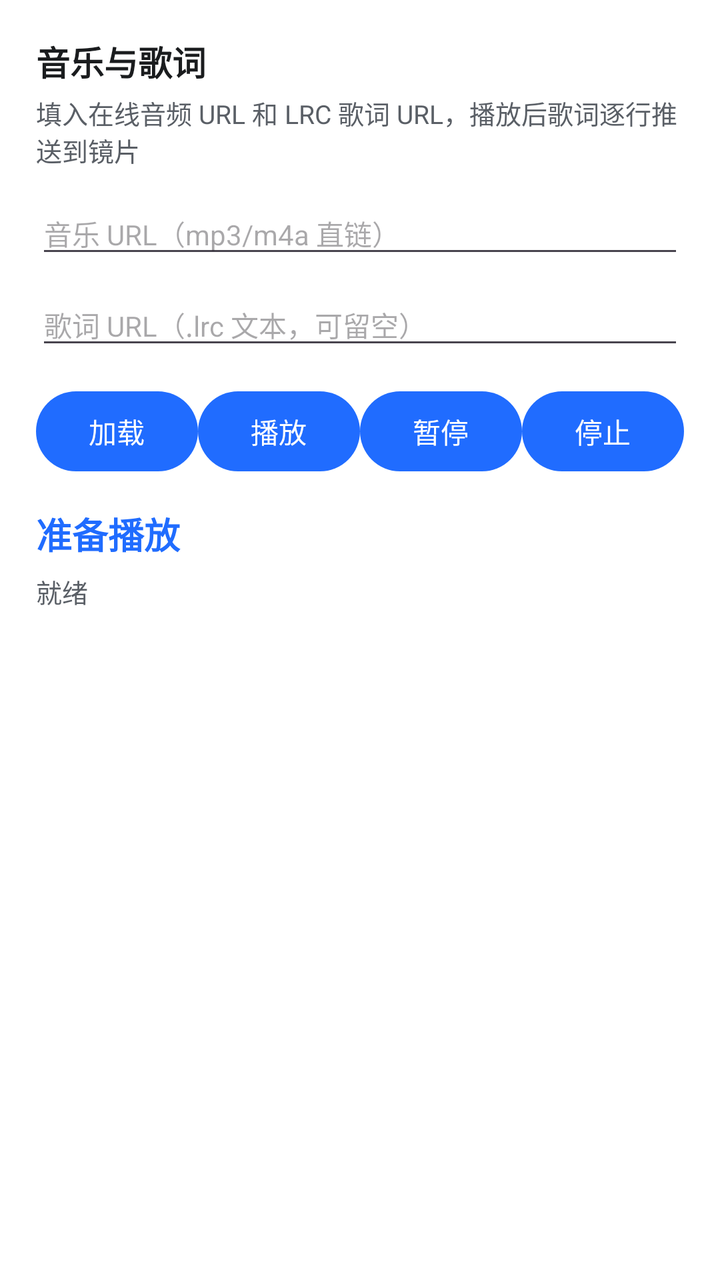
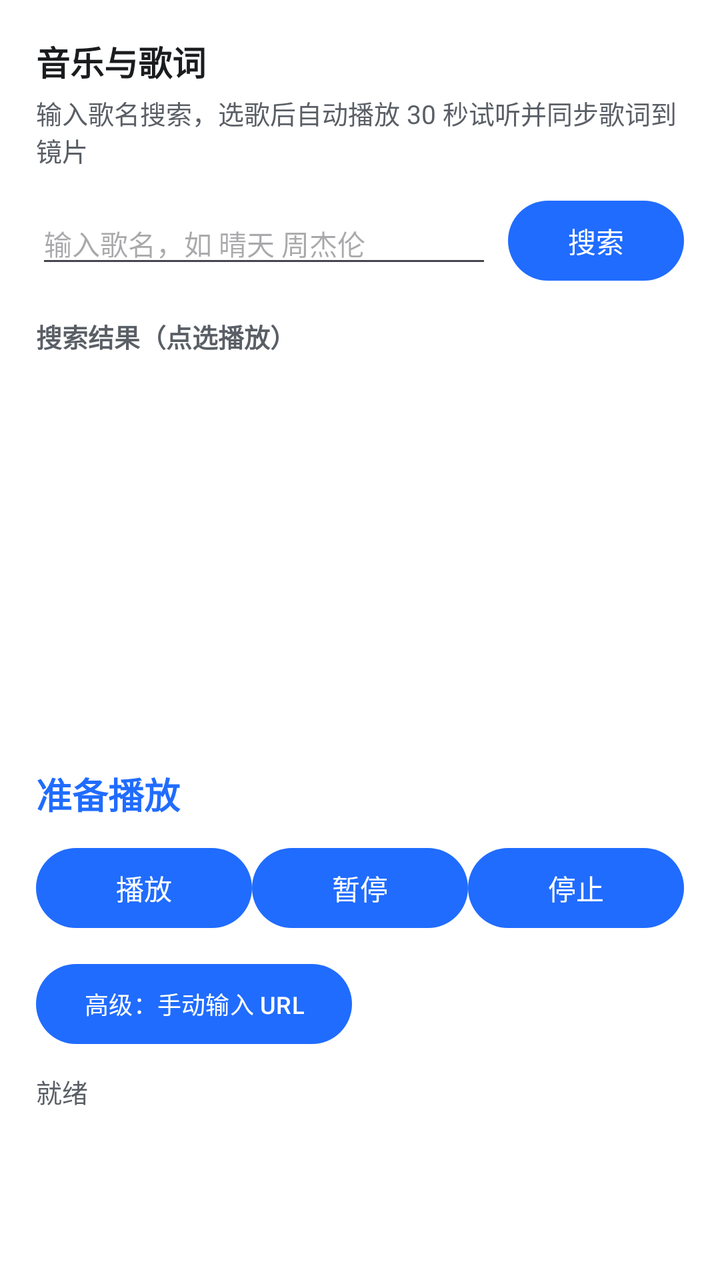

Screens rendered from an Android XML layout before and after an edit, with the pre-edit source and the edit as a unified diff.
<!-- AndroidManifest.xml: application theme Theme.Myvu -->
<!-- res/layout/feature_music_lyrics.xml -->
<?xml version="1.0" encoding="utf-8"?>
<LinearLayout xmlns:android="http://schemas.android.com/apk/res/android"
    android:layout_width="match_parent"
    android:layout_height="wrap_content"
    android:orientation="vertical"
    android:padding="18dp"
    android:background="?attr/colorSurface">

    <TextView
        android:layout_width="match_parent"
        android:layout_height="wrap_content"
        android:text="@string/music_feature_title"
        android:textStyle="bold"
        android:textSize="17sp"
        android:textColor="?attr/colorOnSurface" />

    <TextView
        android:layout_width="match_parent"
        android:layout_height="wrap_content"
        android:layout_marginTop="4dp"
        android:text="@string/music_feature_hint"
        android:textSize="13sp"
        android:textColor="?attr/colorOnSurfaceVariant" />

    <EditText
        android:id="@+id/txtMusicUrl"
        android:layout_width="match_parent"
        android:layout_height="wrap_content"
        android:layout_marginTop="12dp"
        android:hint="@string/music_url_hint"
        android:inputType="textUri"
        android:maxLines="1"
        android:textSize="14sp" />

    <EditText
        android:id="@+id/txtLyricsUrl"
        android:layout_width="match_parent"
        android:layout_height="wrap_content"
        android:layout_marginTop="8dp"
        android:hint="@string/lyrics_url_hint"
        android:inputType="textUri"
        android:maxLines="1"
        android:textSize="14sp" />

    <LinearLayout
        android:layout_width="match_parent"
        android:layout_height="wrap_content"
        android:layout_marginTop="12dp"
        android:orientation="horizontal">

        <Button android:id="@+id/btnLoadTrack"
            android:layout_width="0dp" android:layout_weight="1"
            android:layout_height="wrap_content" android:text="@string/load" />
        <Button android:id="@+id/btnPlay"
            android:layout_width="0dp" android:layout_weight="1"
            android:layout_height="wrap_content" android:text="@string/play" />
        <Button android:id="@+id/btnPause"
            android:layout_width="0dp" android:layout_weight="1"
            android:layout_height="wrap_content" android:text="@string/pause" />
        <Button android:id="@+id/btnStop"
            android:layout_width="0dp" android:layout_weight="1"
            android:layout_height="wrap_content" android:text="@string/stop" />
    </LinearLayout>

    <TextView
        android:id="@+id/txtNowPlaying"
        android:layout_width="match_parent"
        android:layout_height="wrap_content"
        android:layout_marginTop="14dp"
        android:text="@string/nothing_playing"
        android:textSize="18sp"
        android:textStyle="bold"
        android:textColor="?attr/colorPrimary" />

    <TextView
        android:id="@+id/txtMusicStatus"
        android:layout_width="match_parent"
        android:layout_height="wrap_content"
        android:layout_marginTop="6dp"
        android:text="@string/ready"
        android:textSize="13sp"
        android:textColor="?attr/colorOnSurfaceVariant" />
</LinearLayout>
<!-- resources referenced by this layout -->
<resources>
  <string name="load">加载</string>
  <string name="lyrics_url_hint">歌词 URL（.lrc 文本，可留空）</string>
  <string name="music_feature_hint">填入在线音频 URL 和 LRC 歌词 URL，播放后歌词逐行推送到镜片</string>
  <string name="music_feature_title">音乐与歌词</string>
  <string name="music_url_hint">音乐 URL（mp3/m4a 直链）</string>
  <string name="nothing_playing">准备播放</string>
  <string name="pause">暂停</string>
  <string name="play">播放</string>
  <string name="ready">就绪</string>
  <string name="stop">停止</string>
  <style name="Theme.Myvu" parent="Theme.Material3.DayNight.NoActionBar">
          <item name="colorPrimary">@color/brand</item>
          <item name="colorOnPrimary">#FFFFFF</item>
          <item name="colorPrimaryContainer">@color/brand_container</item>
          <item name="colorOnPrimaryContainer">@color/on_brand_container</item>
  
          <item name="android:colorBackground">@color/bg_light</item>
          <item name="colorSurface">@color/surface_light</item>
          <item name="colorOnSurface">@color/on_surface_light</item>
          <item name="colorOnSurfaceVariant">@color/on_surface_variant_light</item>
          <item name="colorOutline">@color/outline_light</item>
  
          <item name="android:statusBarColor">@color/bg_light</item>
          <item name="android:windowLightStatusBar" tools:targetApi="m">true</item>
      </style>
  <color name="brand">#206CFF</color>
  <color name="brand_container">#DCE7FF</color>
  <color name="on_brand_container">#001A43</color>
  <color name="bg_light">#F4F6FB</color>
  <color name="surface_light">#FFFFFF</color>
  <color name="on_surface_light">#1A1C1E</color>
  <color name="on_surface_variant_light">#5A5F66</color>
  <color name="outline_light">#E2E6EE</color>
</resources>

<!-- the commit's change to res/layout/feature_music_lyrics.xml (unified diff, before → after) -->
@@ -18,39 +18,72 @@
         android:layout_width="match_parent"
         android:layout_height="wrap_content"
         android:layout_marginTop="4dp"
-        android:text="@string/music_feature_hint"
+        android:text="@string/music_feature_hint_new"
         android:textSize="13sp"
         android:textColor="?attr/colorOnSurfaceVariant" />
 
-    <EditText
-        android:id="@+id/txtMusicUrl"
-        android:layout_width="match_parent"
-        android:layout_height="wrap_content"
-        android:layout_marginTop="12dp"
-        android:hint="@string/music_url_hint"
-        android:inputType="textUri"
-        android:maxLines="1"
-        android:textSize="14sp" />
-
-    <EditText
-        android:id="@+id/txtLyricsUrl"
-        android:layout_width="match_parent"
-        android:layout_height="wrap_content"
-        android:layout_marginTop="8dp"
-        android:hint="@string/lyrics_url_hint"
-        android:inputType="textUri"
-        android:maxLines="1"
-        android:textSize="14sp" />
-
+    
     <LinearLayout
         android:layout_width="match_parent"
         android:layout_height="wrap_content"
         android:layout_marginTop="12dp"
+        android:orientation="horizontal"
+        android:gravity="center_vertical">
+
+        <EditText
+            android:id="@+id/txtSongName"
+            android:layout_width="0dp"
+            android:layout_weight="1"
+            android:layout_height="wrap_content"
+            android:hint="@string/song_name_hint"
+            android:inputType="text"
+            android:maxLines="1"
+            android:textSize="14sp" />
+
+        <Button android:id="@+id/btnSearch"
+            android:layout_width="wrap_content"
+            android:layout_height="wrap_content"
+            android:layout_marginStart="8dp"
+            android:text="@string/search" />
+    </LinearLayout>
+
+    
+    <TextView
+        android:id="@+id/txtResultHeader"
+        android:layout_width="match_parent"
+        android:layout_height="wrap_content"
+        android:layout_marginTop="14dp"
+        android:text="@string/search_results"
+        android:textStyle="bold"
+        android:textSize="13sp"
+        android:textColor="?attr/colorOnSurfaceVariant" />
+
+    <ListView
+        android:id="@+id/listSongs"
+        android:layout_width="match_parent"
+        android:layout_height="190dp"
+        android:layout_marginTop="4dp"
+        android:divider="?android:attr/dividerHorizontal"
+        android:dividerHeight="1dp" />
+
+    
+    <TextView
+        android:id="@+id/txtNowPlaying"
+        android:layout_width="match_parent"
+        android:layout_height="wrap_content"
+        android:layout_marginTop="12dp"
+        android:text="@string/nothing_playing"
+        android:textSize="18sp"
+        android:textStyle="bold"
+        android:textColor="?attr/colorPrimary" />
+
+    
+    <LinearLayout
+        android:layout_width="match_parent"
+        android:layout_height="wrap_content"
+        android:layout_marginTop="10dp"
         android:orientation="horizontal">
 
-        <Button android:id="@+id/btnLoadTrack"
-            android:layout_width="0dp" android:layout_weight="1"
-            android:layout_height="wrap_content" android:text="@string/load" />
         <Button android:id="@+id/btnPlay"
             android:layout_width="0dp" android:layout_weight="1"
             android:layout_height="wrap_content" android:text="@string/play" />
@@ -62,21 +95,52 @@
             android:layout_height="wrap_content" android:text="@string/stop" />
     </LinearLayout>
 
-    <TextView
-        android:id="@+id/txtNowPlaying"
+    
+    <Button android:id="@+id/btnToggleAdvanced"
+        android:layout_width="wrap_content"
+        android:layout_height="wrap_content"
+        android:layout_marginTop="10dp"
+        android:text="@string/advanced_url_mode"
+        android:textSize="12sp" />
+
+    <LinearLayout android:id="@+id/advancedPanel"
         android:layout_width="match_parent"
         android:layout_height="wrap_content"
-        android:layout_marginTop="14dp"
-        android:text="@string/nothing_playing"
-        android:textSize="18sp"
-        android:textStyle="bold"
-        android:textColor="?attr/colorPrimary" />
+        android:layout_marginTop="6dp"
+        android:orientation="vertical"
+        android:visibility="gone">
+
+        <EditText
+            android:id="@+id/txtMusicUrl"
+            android:layout_width="match_parent"
+            android:layout_height="wrap_content"
+            android:hint="@string/music_url_hint"
+            android:inputType="textUri"
+            android:maxLines="1"
+            android:textSize="14sp" />
+
+        <EditText
+            android:id="@+id/txtLyricsUrl"
+            android:layout_width="match_parent"
+            android:layout_height="wrap_content"
+            android:layout_marginTop="8dp"
+            android:hint="@string/lyrics_url_hint"
+            android:inputType="textUri"
+            android:maxLines="1"
+            android:textSize="14sp" />
+
+        <Button android:id="@+id/btnLoadTrack"
+            android:layout_width="match_parent"
+            android:layout_height="wrap_content"
+            android:layout_marginTop="8dp"
+            android:text="@string/load" />
+    </LinearLayout>
 
     <TextView
         android:id="@+id/txtMusicStatus"
         android:layout_width="match_parent"
         android:layout_height="wrap_content"
-        android:layout_marginTop="6dp"
+        android:layout_marginTop="10dp"
         android:text="@string/ready"
         android:textSize="13sp"
         android:textColor="?attr/colorOnSurfaceVariant" />
<!-- resource entries referenced after the edit -->
@@ -1,14 +1,18 @@
 <!-- resources referenced by this layout -->
 <resources>
+  <string name="advanced_url_mode">高级：手动输入 URL</string>
   <string name="load">加载</string>
   <string name="lyrics_url_hint">歌词 URL（.lrc 文本，可留空）</string>
-  <string name="music_feature_hint">填入在线音频 URL 和 LRC 歌词 URL，播放后歌词逐行推送到镜片</string>
+  <string name="music_feature_hint_new">输入歌名搜索，选歌后自动播放 30 秒试听并同步歌词到镜片</string>
   <string name="music_feature_title">音乐与歌词</string>
   <string name="music_url_hint">音乐 URL（mp3/m4a 直链）</string>
   <string name="nothing_playing">准备播放</string>
   <string name="pause">暂停</string>
   <string name="play">播放</string>
   <string name="ready">就绪</string>
+  <string name="search">搜索</string>
+  <string name="search_results">搜索结果（点选播放）</string>
+  <string name="song_name_hint">输入歌名，如 晴天 周杰伦</string>
   <string name="stop">停止</string>
   <style name="Theme.Myvu" parent="Theme.Material3.DayNight.NoActionBar">
           <item name="colorPrimary">@color/brand</item>
